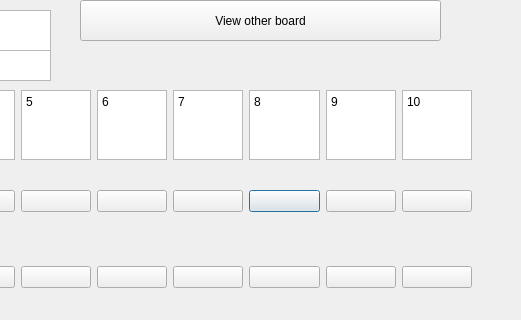
Old version of the form battleship.ui in the repository jackalot/Connect-4-Class-Project; both pictures show x 390 to 911 and y 0 to 320 of the 1069 by 996 pixel window.
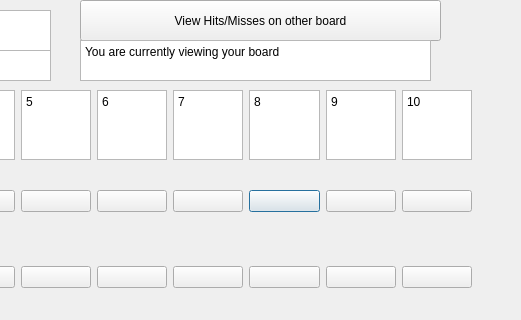
New version of the form.

Commit message: stopped user from undoing a ship that doesn't exist

What changed in the file:
```diff
--- a/battleship.ui
+++ b/battleship.ui
@@ -904,7 +904,7 @@
     </rect>
    </property>
    <property name="text">
-    <string>View other board</string>
+    <string>View Hits/Misses on other board</string>
    </property>
   </widget>
   <widget class="QPlainTextEdit" name="ModeStatus">
@@ -923,6 +923,22 @@
     <bool>false</bool>
    </property>
   </widget>
+  <widget class="QPlainTextEdit" name="ModeStatus_2">
+   <property name="geometry">
+    <rect>
+     <x>470</x>
+     <y>40</y>
+     <width>351</width>
+     <height>41</height>
+    </rect>
+   </property>
+   <property name="plainText">
+    <string>You are currently viewing your board</string>
+   </property>
+   <property name="backgroundVisible">
+    <bool>false</bool>
+   </property>
+  </widget>
  </widget>
  <resources/>
  <connections/>
```
The commit also changes 1 other file.
